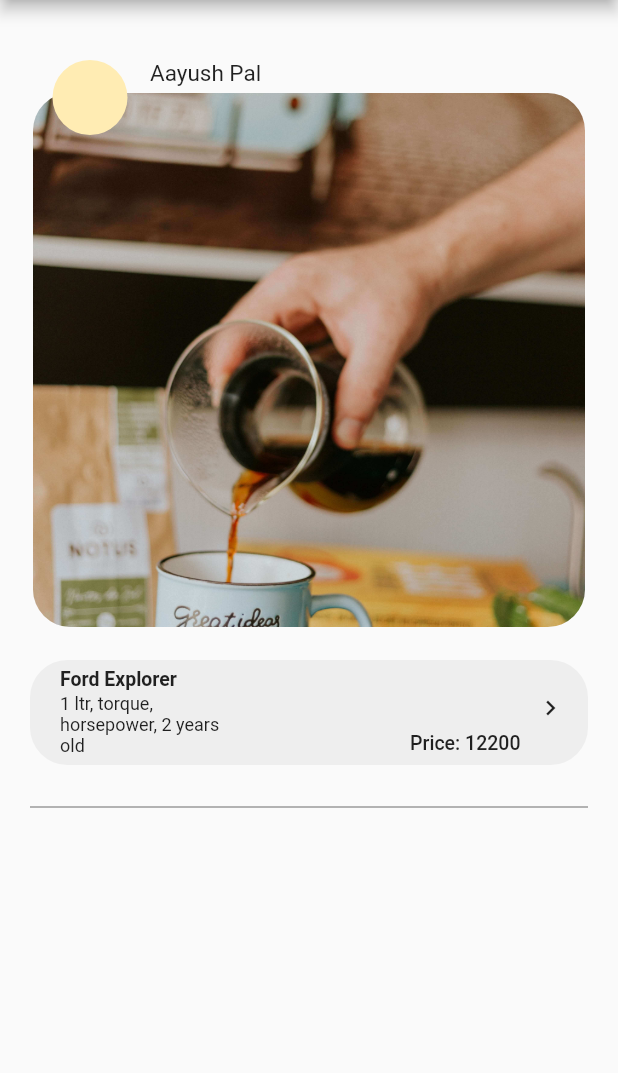
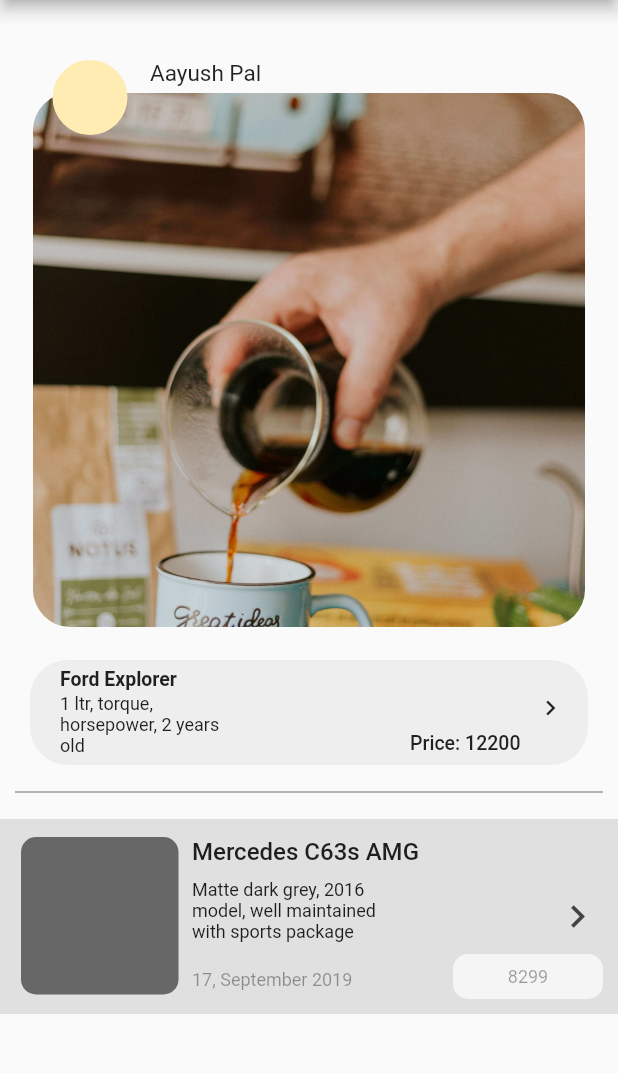
Before and after one commit to pal-codes/adpost, a Flutter app: the screen it shows after launch, on a phone screen of 412 x 824 dp, the part 84-1157 px from its top. Run offline on Flutter 3.47's test engine with Material 2 defaults, Android fonts, the phone set to English and light mode, and no system bars.

Commit message:
Medium sized post for list
Completed UI component for row layyed out posts around the products.

```diff
--- a/lib/main.dart
+++ b/lib/main.dart
@@ -114,7 +114,7 @@ class _MyHomePageState extends State<MyHomePage> {
             ),
           ),
           Container(
-            padding: EdgeInsets.all(20),
+            padding: EdgeInsets.all(10),
             child: Divider(
               color: Colors.black38,
               thickness: 1,
@@ -124,10 +124,80 @@ class _MyHomePageState extends State<MyHomePage> {
             child: Stack(
               children: <Widget>[
                 Container(
-                  height: 120,
-                  margin: EdgeInsets.only(top: 200),
-                  color: Colors.grey[200],
+                  height: 130,
+                  color: Colors.grey[300],
                 ),
+                Positioned(
+                  top: 12,
+                  left: 14,
+                  child: Container(
+                    decoration: BoxDecoration(
+                        borderRadius: BorderRadius.all(Radius.circular(10)),
+                        color: Colors.black54),
+                    height: 105,
+                    width: 105,
+                  ),
+                ),
+                Positioned(
+                  top: 12,
+                  left: 128,
+                  child: Container(
+                    width: 200,
+                    child: Text(
+                      'Mercedes C63s AMG',
+                      style:
+                          TextStyle(fontSize: 16, fontWeight: FontWeight.w500),
+                    ),
+                  ),
+                ),
+                Positioned(
+                    top: 40,
+                    left: 128,
+                    child: Container(
+                      width: 130,
+                      child: Text(
+                        'Matte dark grey, 2016 model, well maintained with sports package',
+                        style: TextStyle(
+                            fontSize: 12, fontWeight: FontWeight.w400),
+                      ),
+                    )),
+                Positioned(
+                    top: 100,
+                    left: 128,
+                    child: Container(
+                      width: 130,
+                      child: Text(
+                        '17, September 2019',
+                        style: TextStyle(
+                            fontSize: 12,
+                            fontWeight: FontWeight.w400,
+                            color: Colors.black38),
+                      ),
+                    )),
+                Positioned(
+                    top: 90,
+                    right: 10,
+                    child: Container(
+                      width: 100,
+                      height: 30,
+                      alignment: Alignment.center,
+                      decoration: BoxDecoration(
+                          borderRadius: BorderRadius.all(Radius.circular(10)),
+                          color: Colors.grey[100]),
+                      child: Text(
+                        '8299',
+                        textAlign: TextAlign.center,
+                        style: TextStyle(
+                            fontSize: 12,
+                            fontWeight: FontWeight.w400,
+                            color: Colors.black38),
+                      ),
+                    )),
+                Positioned(
+                    top: 50,
+                    right: 12,
+                    child: Container(
+                        child: Icon(Icons.keyboard_arrow_right, size: 30, color: Colors.grey[800],))),
               ],
             ),
           ),
```
